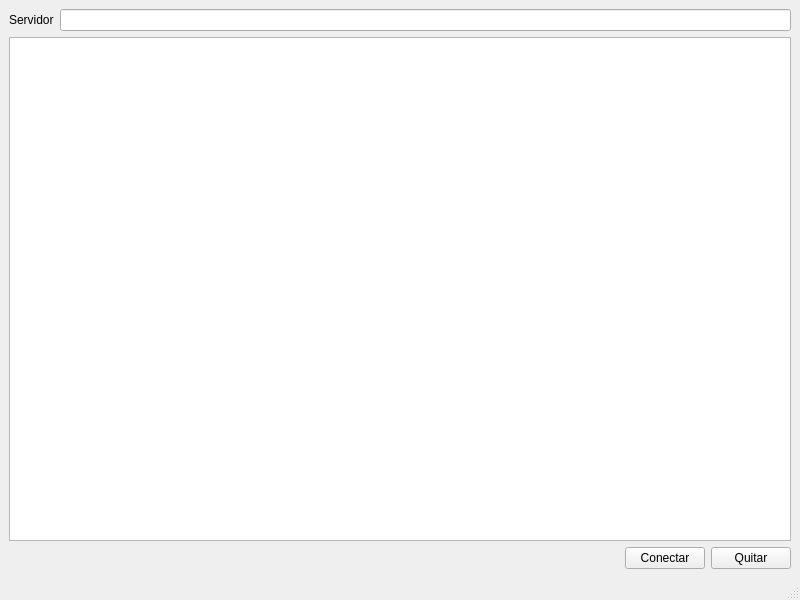
First picture: the form in mserver/mserver.ui, repository JanM10/Proyecto_1_Qt, before the edit.
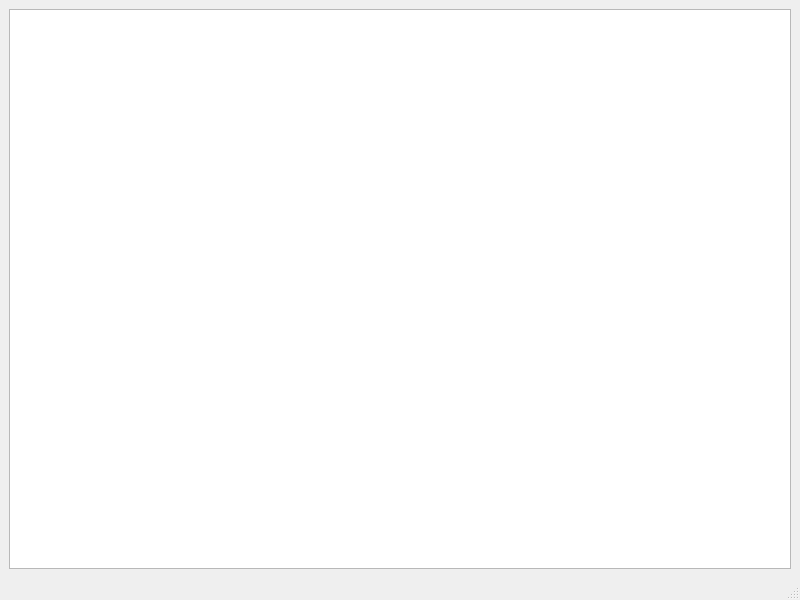
Second picture: the form after the edit.

Commit message: Se mejora la funcion printIntFloatMatches la cual separa las lineas de texto en tipo de dato, nombre de la variable y el valor de la variable la cual puede ser un int o un float. Ademas se agrega el json al mserver.

Patch:
```diff
--- a/mserver/mserver.ui
+++ b/mserver/mserver.ui
@@ -16,52 +16,13 @@
   <widget class="QWidget" name="centralwidget">
    <layout class="QGridLayout" name="gridLayout">
     <item row="0" column="0">
-     <layout class="QHBoxLayout" name="horizontalLayout_2">
-      <item>
-       <widget class="QLabel" name="servidor">
-        <property name="text">
-         <string>Servidor</string>
-        </property>
-       </widget>
-      </item>
-      <item>
-       <widget class="QLineEdit" name="lineEdit"/>
-      </item>
-     </layout>
+     <layout class="QHBoxLayout" name="horizontalLayout_2"/>
     </item>
     <item row="1" column="0">
      <widget class="QListWidget" name="listWidget"/>
     </item>
     <item row="2" column="0">
-     <layout class="QHBoxLayout" name="horizontalLayout">
-      <item>
-       <spacer name="horizontalSpacer">
-        <property name="orientation">
-         <enum>Qt::Horizontal</enum>
-        </property>
-        <property name="sizeHint" stdset="0">
-         <size>
-          <width>40</width>
-          <height>20</height>
-         </size>
-        </property>
-       </spacer>
-      </item>
-      <item>
-       <widget class="QPushButton" name="conectButton">
-        <property name="text">
-         <string>Conectar</string>
-        </property>
-       </widget>
-      </item>
-      <item>
-       <widget class="QPushButton" name="quitButton">
-        <property name="text">
-         <string>Quitar</string>
-        </property>
-       </widget>
-      </item>
-     </layout>
+     <layout class="QHBoxLayout" name="horizontalLayout"/>
     </item>
    </layout>
   </widget>
```
The commit also changes 7 other files.
